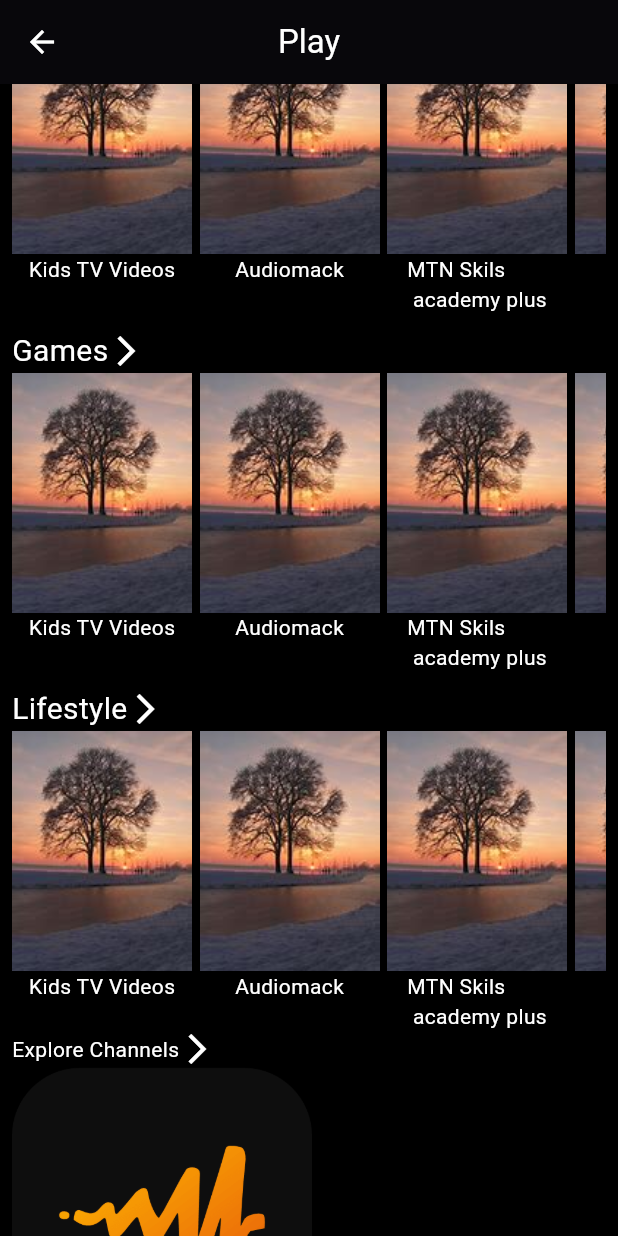
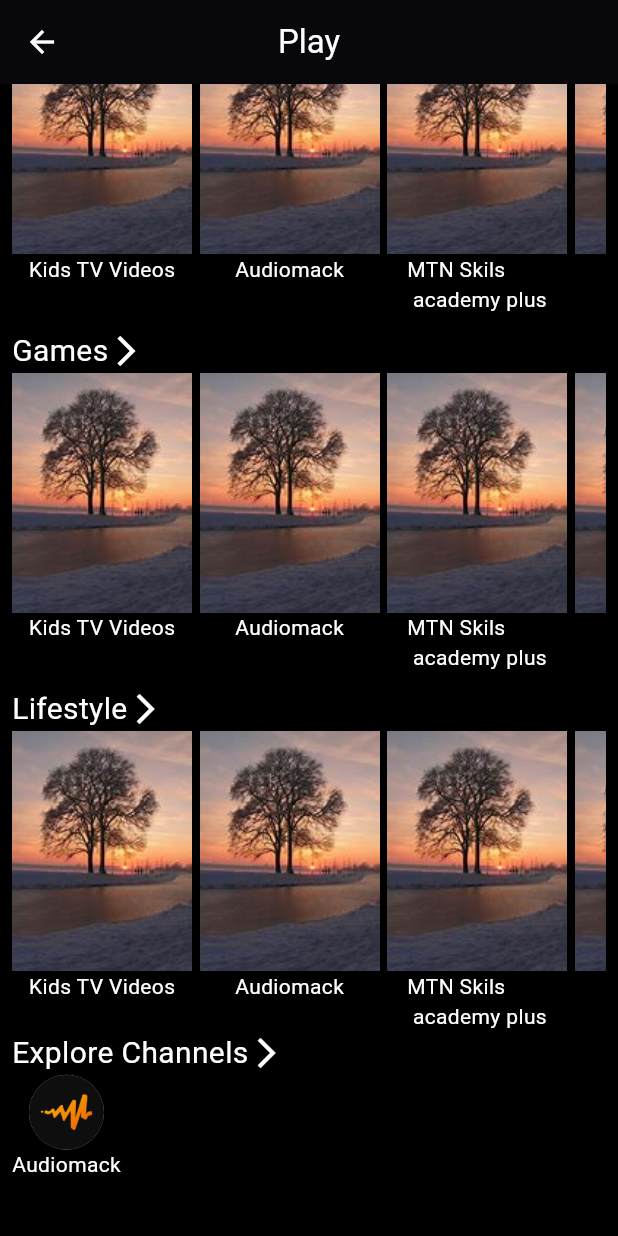
Before and after one commit to Zackcodder/training_final_project, a Flutter app: the Playscreen screen opened directly, scrolled down 853 dp, on a phone screen of 412 x 824 dp. Run offline on Flutter 3.47's test engine with Material 3 defaults, Android fonts, the phone set to English and light mode, and no system bars; our stand-ins replace font_awesome_flutter.

Commit message:
new file:   assets/images/applemusic.jpg 	modified:   lib/screens/playscreen.dart

```diff
--- a/lib/screens/playscreen.dart
+++ b/lib/screens/playscreen.dart
@@ -855,7 +855,7 @@
                         children: [
                           Text(
                             'Explore Channels',
-                            style: TextStyle(color: Colors.white),
+                            style: TextStyle(color: Colors.white, fontSize: 20),
                           ),
                           Icon(
                             Icons.arrow_forward_ios,
@@ -864,18 +864,31 @@
                         ],
                       ),
                       SizedBox(
-                        height: 200,
+                        height: 100,
                         child: ListView(
                           scrollDirection: Axis.horizontal,
                           children: [
                             Row(
                               children: [
-                                Container(
-                                  child: Image.asset(
-                                    'assets/images/audiomack.png',
-                                    fit: BoxFit.contain,
-                                  ),
+                                Column(
+                                  children: [
+                                    Container(
+                                      height: 50,
+                                      width: 50,
+                                      decoration: BoxDecoration(
+                                        shape: BoxShape.circle,
+                                        color: Colors.grey,
+                                        image: DecorationImage(
+                                          image: AssetImage(
+                                              'assets/images/audiomack.png'),
+                                          fit: BoxFit.cover,
+                                        ),
+                                      ),
+                                    ),
+                               Text('Audiomack',style: TextStyle(color: Colors.white))
+                                  ],
                                 ),
+
                               ],
                             )
                           ],
```
Also changed, not shown: assets/images/applemusic.jpg (added).
